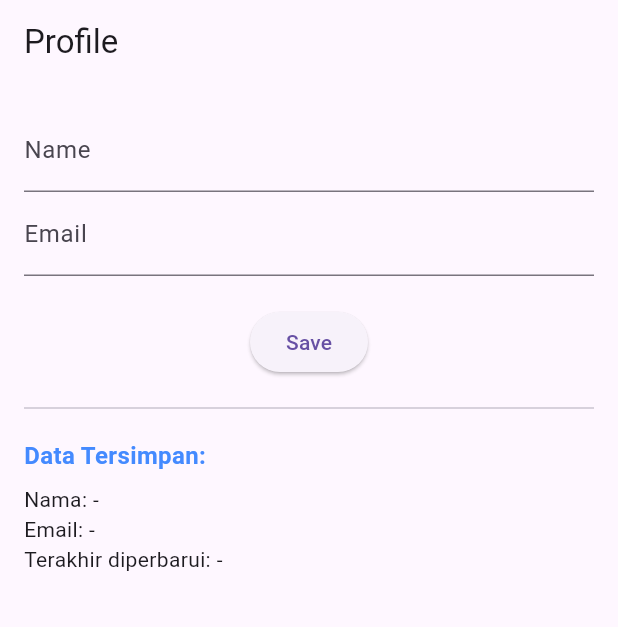
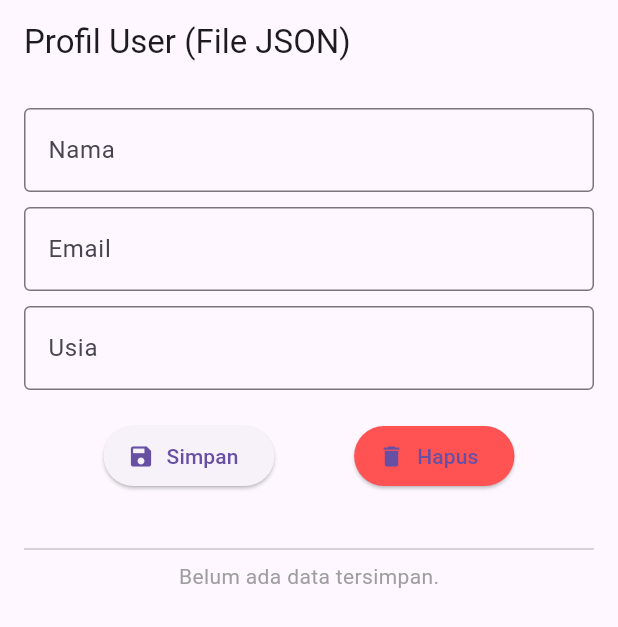
Before and after one commit to intanfirds/Mobile-Programming, a Flutter app: the screen it shows after launch, on a phone screen of 412 x 824 dp. Shown: the top 627 px of the screen. Run offline on Flutter 3.47's test engine with Material 3 defaults, Android fonts, the light colour scheme and no system bars; our stand-ins replace audioplayers, camera, geolocator, go_router, google_fonts; missing offline and left inert: baseflow_plugin_template.

Commit message:
Json Praktikum 5

```diff
--- a/intan_firdausi/kuis_json/lib/main.dart
+++ b/intan_firdausi/kuis_json/lib/main.dart
@@ -1,44 +1,110 @@
+import 'dart:convert'; // Dibutuhkan untuk jsonEncode/Decode
+import 'dart:io';
 import 'package:flutter/material.dart';
-import 'package:shared_preferences/shared_preferences.dart';
-import 'package:intl/intl.dart'; // untuk format tanggal
+import 'package:path_provider/path_provider.dart';
+import 'package:path/path.dart' as path;
 
-//--- SERVICE CLASS ---
-// Service untuk membungkus SharedPreferences (Singleton Pattern)
-class PreferenceService {
-  static final PreferenceService _instance = PreferenceService._internal();
-  factory PreferenceService() => _instance;
-  PreferenceService._internal();
-
-  late SharedPreferences _prefs;
-
-  // Inisialisasi service
-  Future<void> init() async {
-    _prefs = await SharedPreferences.getInstance();
+//--- SERVICE: FileService (Operasi file dasar) ---
+class FileService {
+  // Mendapatkan direktori dokumen internal aplikasi
+  Future<Directory> get documentsDirectory async {
+    return await getApplicationDocumentsDirectory();
   }
 
-  // Setter dan Getter
-  Future<bool> setString(String key, String value) async =>
-      await _prefs.setString(key, value);
+  // Menulis String ke file
+  Future<File> writeFile(String fileName, String content) async {
+    final Directory dir = await documentsDirectory;
+    final File file = File(path.join(dir.path, fileName));
+    return file.writeAsString(content);
+  }
 
-  String? getString(String key) => _prefs.getString(key);
+  // Membaca String dari file
+  Future<String> readFile(String fileName) async {
+    try {
+      final Directory dir = await documentsDirectory;
+      final File file = File(path.join(dir.path, fileName));
+      return await file.readAsString();
+    } catch (e) {
+      return ''; // Kembalikan string kosong jika file tidak ada/error
+    }
+  }
 
-  Future<bool> setInt(String key, int value) async =>
-      await _prefs.setInt(key, value);
+  // Menulis Map (JSON) ke file
+  Future<File> writeJson(String fileName, Map<String, dynamic> json) async {
+    final String content = jsonEncode(json); // Konversi Map ke String JSON
+    return writeFile(fileName, content);
+  }
 
-  int? getInt(String key) => _prefs.getInt(key);
+  // Membaca JSON (Map) dari file
+  Future<Map<String, dynamic>> readJson(String fileName) async {
+    try {
+      final String content = await readFile(fileName);
+      if (content.isEmpty) return {};
+      return jsonDecode(content); // Konversi String JSON ke Map
+    } catch (e) {
+      return {};
+    }
+  }
 
-  Future<bool> remove(String key) async => await _prefs.remove(key);
-  Future<bool> clear() async => await _prefs.clear();
+  // Cek keberadaan file
+  Future<bool> fileExists(String fileName) async {
+    final Directory dir = await documentsDirectory;
+    final File file = File(path.join(dir.path, fileName));
+    return file.exists();
+  }
+
+  // Menghapus file
+  Future<void> deleteFile(String fileName) async {
+    try {
+      final Directory dir = await documentsDirectory;
+      final File file = File(path.join(dir.path, fileName));
+      if (await file.exists()) {
+        await file.delete();
+      }
+    } catch (e) {
+      print('Error deleting file: $e');
+    }
+  }
+}
+
+//--- SERVICE: UserDataService (Logika bisnis data user) ---
+class UserDataService {
+  final FileService _fileService = FileService();
+  final String _fileName = 'user_data.json'; // Nama file untuk data user
+
+  // Menyimpan data user
+  Future<void> saveUserData({
+    required String name,
+    required String email,
+    int? age,
+  }) async {
+    final Map<String, dynamic> userData = {
+      'name': name,
+      'email': email,
+      'age': age ?? 0,
+      'last_update': DateTime.now().toIso8601String(),
+    };
+    await _fileService.writeJson(_fileName, userData);
+  }
+
+  // Membaca data user
+  Future<Map<String, dynamic>?> readUserData() async {
+    final exists = await _fileService.fileExists(_fileName);
+    if (!exists) return null;
+
+    final Map<String, dynamic> data = await _fileService.readJson(_fileName);
+    return data.isNotEmpty ? data : null;
+  }
+
+  // Menghapus data user
+  Future<void> deleteUserData() async {
+    await _fileService.deleteFile(_fileName);
+  }
 }
 
 //--- MAIN APP ---
-void main() async {
-  // Pastikan binding Flutter siap
-  WidgetsFlutterBinding.ensureInitialized();
-
-  // Inisialisasi SharedPreferences sebelum aplikasi berjalan
-  await PreferenceService().init();
-
+void main() {
+  WidgetsFlutterBinding.ensureInitialized(); // Wajib untuk path_provider
   runApp(MyApp());
 }
 
@@ -46,31 +112,26 @@ class MyApp extends StatelessWidget {
   @override
   Widget build(BuildContext context) {
     return MaterialApp(
-      title: 'Profile Demo',
-      theme: ThemeData(primarySwatch: Colors.blue),
-      home: ProfilePage(),
+      title: 'User Data JSON Demo',
+      theme: ThemeData(primarySwatch: Colors.teal),
+      home: UserProfilePage(),
     );
   }
 }
 
 //--- UI PAGE ---
-class ProfilePage extends StatefulWidget {
+class UserProfilePage extends StatefulWidget {
   @override
-  _ProfilePageState createState() => _ProfilePageState();
+  _UserProfilePageState createState() => _UserProfilePageState();
 }
 
-class _ProfilePageState extends State<ProfilePage> {
-  // Ambil instance service
-  final PreferenceService _prefs = PreferenceService();
-
-  // Controller untuk input text
+class _UserProfilePageState extends State<UserProfilePage> {
+  final UserDataService _userService = UserDataService();
   final TextEditingController _nameController = TextEditingController();
   final TextEditingController _emailController = TextEditingController();
+  final TextEditingController _ageController = TextEditingController();
 
-  // Variabel untuk menampilkan data yang tersimpan
-  String? _savedName;
-  String? _savedEmail;
-  String? _lastUpdated;
+  Map<String, dynamic>? _savedData; // State untuk data yang tersimpan
 
   @override
   void initState() {
@@ -78,88 +139,158 @@ class _ProfilePageState extends State<ProfilePage> {
     _loadUserData();
   }
 
-  // Memuat data dari SharedPreferences
+  // Memuat data dari file JSON
   Future<void> _loadUserData() async {
+    final data = await _userService.readUserData();
     setState(() {
-      // Isi controller dengan data tersimpan, atau string kosong jika null
-      _nameController.text = _prefs.getString('user_name') ?? '';
-      _emailController.text = _prefs.getString('user_email') ?? '';
-
-      // Perbarui state untuk tampilan
-      _savedName = _prefs.getString('user_name');
-      _savedEmail = _prefs.getString('user_email');
-
-      final lastUpdateMillis = _prefs.getInt('last_update');
-      if (lastUpdateMillis != null) {
-        final dt = DateTime.fromMillisecondsSinceEpoch(lastUpdateMillis);
-        _lastUpdated = DateFormat('dd MMM yyyy, HH:mm').format(dt);
+      _savedData = data;
+      // Isi controller jika data ada
+      if (data != null) {
+        _nameController.text = data['name'] ?? '';
+        _emailController.text = data['email'] ?? '';
+        _ageController.text = (data['age'] ?? 0).toString();
       } else {
-        _lastUpdated = null;
+        // Bersihkan controller jika data tidak ada
+        _nameController.clear();
+        _emailController.clear();
+        _ageController.clear();
       }
     });
   }
 
-  // Menyimpan data ke SharedPreferences
+  // Menyimpan data ke file JSON
   Future<void> _saveUserData() async {
-    await _prefs.setString('user_name', _nameController.text);
-    await _prefs.setString('user_email', _emailController.text);
-    await _prefs.setInt('last_update', DateTime.now().millisecondsSinceEpoch);
-
-    // Muat ulang data untuk memperbarui UI
-    await _loadUserData();
+    await _userService.saveUserData(
+      name: _nameController.text.trim(),
+      email: _emailController.text.trim(),
+      age: int.tryParse(_ageController.text.trim()),
+    );
 
     if (mounted) {
       ScaffoldMessenger.of(
         context,
-      ).showSnackBar(SnackBar(content: Text('Data saved successfully!')));
+      ).showSnackBar(SnackBar(content: Text('Data berhasil disimpan')));
+    }
+    await _loadUserData(); // Muat ulang data
+  }
+
+  // Menghapus file JSON
+  Future<void> _deleteUserData() async {
+    await _userService.deleteUserData();
+    await _loadUserData(); // Muat ulang (akan mengosongkan state)
+
+    if (mounted) {
+      ScaffoldMessenger.of(
+        context,
+      ).showSnackBar(SnackBar(content: Text("Data user dihapus")));
     }
   }
 
   @override
   Widget build(BuildContext context) {
     return Scaffold(
-      appBar: AppBar(title: Text('Profile')),
-      body: Padding(
-        padding: EdgeInsets.all(16.0),
+      appBar: AppBar(title: Text('Profil User (File JSON)')),
+      body: SingleChildScrollView(
+        padding: EdgeInsets.all(16),
         child: Column(
           children: [
-            // --- Input form ---
+            // --- FORM INPUT ---
             TextField(
               controller: _nameController,
-              decoration: InputDecoration(labelText: 'Name'),
+              decoration: InputDecoration(
+                labelText: 'Nama',
+                border: OutlineInputBorder(),
               ),
+            ),
+            SizedBox(height: 10),
             TextField(
               controller: _emailController,
-              decoration: InputDecoration(labelText: 'Email'),
+              decoration: InputDecoration(
+                labelText: 'Email',
+                border: OutlineInputBorder(),
+              ),
+            ),
+            SizedBox(height: 10),
+            TextField(
+              controller: _ageController,
+              decoration: InputDecoration(
+                labelText: 'Usia',
+                border: OutlineInputBorder(),
+              ),
+              keyboardType: TextInputType.number,
             ),
             SizedBox(height: 20),
-            ElevatedButton(onPressed: _saveUserData, child: Text('Save')),
-            Divider(height: 40),
 
-            // --- Data yang disimpan ---
-            Align(
-              alignment: Alignment.centerLeft,
-              child: Column(
+            // --- BUTTONS ---
+            Row(
+              mainAxisAlignment: MainAxisAlignment.spaceEvenly,
+              children: [
+                ElevatedButton.icon(
+                  icon: Icon(Icons.save),
+                  label: Text('Simpan'),
+                  onPressed: _saveUserData,
+                ),
+                ElevatedButton.icon(
+                  icon: Icon(Icons.delete),
+                  label: Text('Hapus'),
+                  style: ElevatedButton.styleFrom(
+                    backgroundColor: Colors.redAccent,
+                  ),
+                  onPressed: _deleteUserData,
+                ),
+              ],
+            ),
+            SizedBox(height: 30),
+            Divider(),
+
+            // --- TAMPILAN DATA YANG DISIMPAN ---
+            _savedData == null
+                ? Text(
+                    'Belum ada data tersimpan.',
+                    style: TextStyle(color: Colors.grey),
+                  )
+                : Column(
+                    // Tampilkan data jika ada
                     crossAxisAlignment: CrossAxisAlignment.start,
                     children: [
                       Text(
                         'Data Tersimpan:',
                         style: TextStyle(
+                          fontSize: 16,
                           fontWeight: FontWeight.bold,
-                      fontSize: 16,
-                      color: Colors.blueAccent,
+                          color: Colors.teal,
                         ),
                       ),
                       SizedBox(height: 8),
-                  Text('Nama: ${_savedName ?? '-'}'),
-                  Text('Email: ${_savedEmail ?? '-'}'),
-                  Text('Terakhir diperbarui: ${_lastUpdated ?? '-'}'),
+                      _buildDataRow('Nama', _savedData!['name'] ?? '-'),
+                      _buildDataRow('Email', _savedData!['email'] ?? '-'),
+                      _buildDataRow(
+                        'Usia',
+                        _savedData!['age']?.toString() ?? '-',
+                      ),
+                      _buildDataRow(
+                        'Update Terakhir',
+                        _savedData!['last_update'] ?? '-',
+                      ),
                     ],
-              ),
                   ),
           ],
         ),
       ),
     );
   }
+
+  // Widget helper untuk menampilkan 1 baris data
+  Widget _buildDataRow(String label, String value) {
+    return Padding(
+      padding: const EdgeInsets.symmetric(vertical: 4),
+      child: Row(
+        crossAxisAlignment: CrossAxisAlignment.start,
+        children: [
+          Text('$label: ', style: TextStyle(fontWeight: FontWeight.bold)),
+          Expanded(child: Text(value)),
+        ],
+      ),
+    );
   }
+}
--- a/intan_firdausi/kuis_json/pubspec.yaml
+++ b/intan_firdausi/kuis_json/pubspec.yaml
@@ -37,6 +37,8 @@ dependencies:
   cupertino_icons: ^1.0.8
   shared_preferences: ^2.5.3
   intl: ^0.20.2
+  path_provider: ^2.1.1
+  path: ^1.8.3
 
 dev_dependencies:
   flutter_test:
@@ -47,7 +49,7 @@ dev_dependencies:
   # activated in the `analysis_options.yaml` file located at the root of your
   # package. See that file for information about deactivating specific lint
   # rules and activating additional ones.
-  flutter_lints: ^5.0.0
+  flutter_lints: ^6.0.0
   build_runner: ^2.4.6
   json_serializable: ^6.7.1
 
```
Also changed, not shown: intan_firdausi/kuis_json/pubspec.lock, intan_firdausi/kuis_json/screenshoot/praktikum5.png (added), 1 other file. Lines whose indentation alone changed are shown as unchanged.
